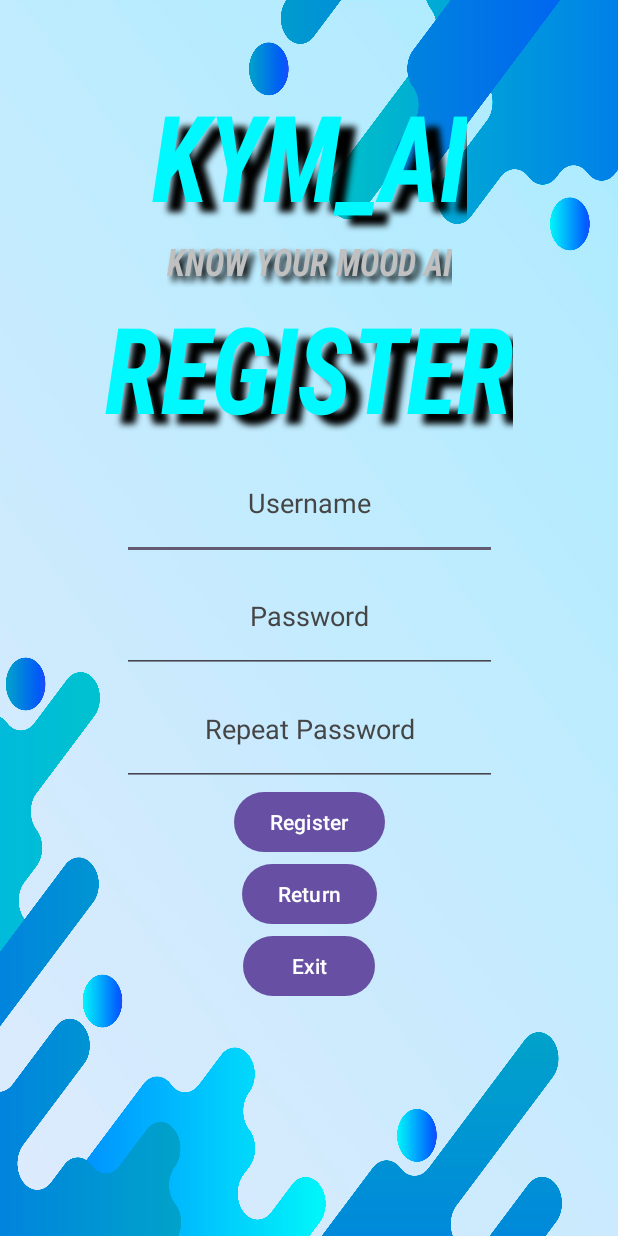
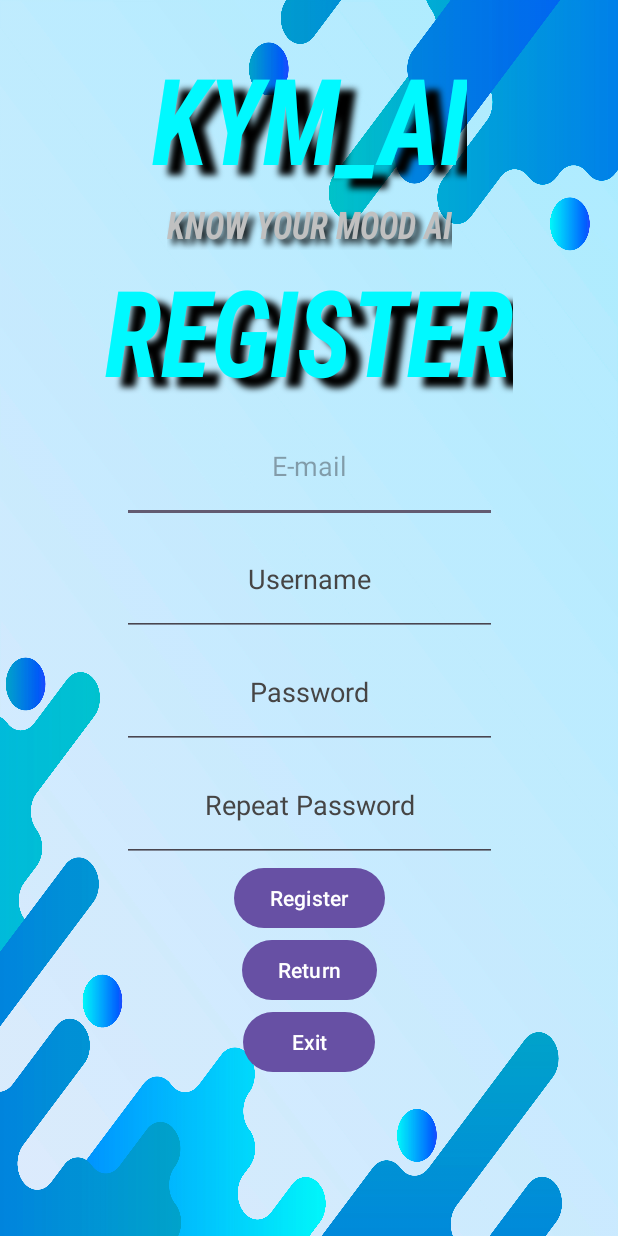
Before and after one commit to SportyScripter/KnowYourMoodAI, an Android app: the Register screen opened directly, with no data from a screen before it, on a phone screen of 412 x 824 dp. Run offline under Robolectric (Android 15) with nearby library versions, the light colour scheme and no system bars.

Commit message:
mod. modifying the layout and adding a command to run the API locally on specific port

```diff
--- a/MobileApp/app/build.gradle.kts
+++ b/MobileApp/app/build.gradle.kts
@@ -1,3 +1,4 @@
+
 plugins {
     alias(libs.plugins.android.application)
 }
@@ -32,7 +33,6 @@ android {
 }
 
 dependencies {
-
     implementation(libs.appcompat)
     implementation(libs.material)
     implementation(libs.activity)
@@ -40,4 +40,5 @@ dependencies {
     testImplementation(libs.junit)
     androidTestImplementation(libs.ext.junit)
     androidTestImplementation(libs.espresso.core)
+    implementation(libs.okhttp)
 }
--- a/MobileApp/app/src/main/AndroidManifest.xml
+++ b/MobileApp/app/src/main/AndroidManifest.xml
@@ -1,7 +1,9 @@
 <?xml version="1.0" encoding="utf-8"?>
 <manifest xmlns:android="http://schemas.android.com/apk/res/android"
     xmlns:tools="http://schemas.android.com/tools">
-
+    <uses-permission android:name="android.permission.READ_EXTERNAL_STORAGE" />
+    <uses-permission android:name="android.permission.INTERNET" />
+    <uses-permission android:name="android.permission.ACCESS_NETWORK_STATE" />
     <application
         android:allowBackup="true"
         android:dataExtractionRules="@xml/data_extraction_rules"
--- a/MobileApp/app/src/main/java/com/example/mobile_kymai/Register.java
+++ b/MobileApp/app/src/main/java/com/example/mobile_kymai/Register.java
@@ -29,10 +29,15 @@ public class Register extends AppCompatActivity {
     public void BtnRegister(View v) {
         EditText EdtPassword = findViewById(R.id.edtTxtPassword);
         EditText EdtRepeatPassword = findViewById(R.id.edtTxtRepeatPassword);
+        EditText EdtUsername = findViewById(R.id.edtTxtUsername);
+        EditText UserEmail = findViewById(R.id.edtTxtEmail);
+        String email = UserEmail.getText().toString();
+        String username = EdtUsername.getText().toString();
         String password = EdtPassword.getText().toString();
         String repeatPassword = EdtRepeatPassword.getText().toString();
         if (password.equals(repeatPassword)) {
             Toast.makeText(this, "Pomyślnie zarejestrowano", Toast.LENGTH_SHORT).show();
+            User user = new User(username,password,email);
             Intent intent = new Intent(this, Login.class);
             startActivity(intent);
         } else {
--- a/MobileApp/app/src/main/res/layout/activity_login.xml
+++ b/MobileApp/app/src/main/res/layout/activity_login.xml
@@ -74,7 +74,7 @@
         </LinearLayout>
 
         <LinearLayout
-            android:id="@+id/Login"
+            android:id="@+id/Register"
             android:layout_width="wrap_content"
             android:layout_height="wrap_content"
             android:orientation="vertical"
@@ -111,7 +111,7 @@
             android:orientation="vertical"
             app:layout_constraintEnd_toEndOf="parent"
             app:layout_constraintStart_toStartOf="parent"
-            app:layout_constraintTop_toBottomOf="@+id/Login">
+            app:layout_constraintTop_toBottomOf="@+id/Register">
 
             <EditText
                 android:id="@+id/edtTxtUsername"
--- a/MobileApp/app/src/main/res/layout/activity_register.xml
+++ b/MobileApp/app/src/main/res/layout/activity_register.xml
@@ -18,7 +18,7 @@
             android:id="@+id/Logo"
             android:layout_width="wrap_content"
             android:layout_height="wrap_content"
-            android:layout_marginTop="50dp"
+            android:layout_marginTop="25dp"
             android:orientation="vertical"
             app:layout_constraintEnd_toEndOf="parent"
             app:layout_constraintStart_toStartOf="parent"
@@ -74,7 +74,7 @@
         </LinearLayout>
 
         <LinearLayout
-            android:id="@+id/Login"
+            android:id="@+id/Register"
             android:layout_width="wrap_content"
             android:layout_height="wrap_content"
             android:orientation="vertical"
@@ -105,13 +105,32 @@
         </LinearLayout>
 
         <LinearLayout
+            android:id="@+id/LayoutEmail"
+            android:layout_width="wrap_content"
+            android:layout_height="wrap_content"
+            android:orientation="vertical"
+            app:layout_constraintEnd_toEndOf="parent"
+            app:layout_constraintStart_toStartOf="parent"
+            app:layout_constraintTop_toBottomOf="@+id/Register">
+
+            <EditText
+                android:id="@+id/edtTxtEmail"
+                android:layout_width="250dp"
+                android:layout_height="75dp"
+                android:ems="10"
+                android:hint="@string/Email"
+                android:inputType="textEmailAddress"
+                android:textAlignment="center" />
+        </LinearLayout>
+
+        <LinearLayout
             android:id="@+id/Username"
             android:layout_width="wrap_content"
             android:layout_height="wrap_content"
             android:orientation="vertical"
             app:layout_constraintEnd_toEndOf="parent"
             app:layout_constraintStart_toStartOf="parent"
-            app:layout_constraintTop_toBottomOf="@+id/Login">
+            app:layout_constraintTop_toBottomOf="@+id/LayoutEmail">
 
             <EditText
                 android:id="@+id/edtTxtUsername"
--- a/MobileApp/app/src/main/res/values/strings.xml
+++ b/MobileApp/app/src/main/res/values/strings.xml
@@ -12,6 +12,7 @@
     <string name="Login">Login</string>
     <string name="Username">Username</string>
     <string name="Password">Password</string>
+    <string name="Email">E-mail</string>
     <string name="Register">Register</string>
     <string name="RepeatPassword">Repeat Password</string>
     <string name="Return">Return</string>
--- a/MobileApp/build.gradle.kts
+++ b/MobileApp/build.gradle.kts
@@ -1,4 +1,5 @@
 // Top-level build file where you can add configuration options common to all sub-projects/modules.
 plugins {
     alias(libs.plugins.android.application) apply false
+
 }
--- a/MobileApp/gradle/libs.versions.toml
+++ b/MobileApp/gradle/libs.versions.toml
@@ -16,6 +16,6 @@ appcompat = { group = "androidx.appcompat", name = "appcompat", version.ref = "a
 material = { group = "com.google.android.material", name = "material", version.ref = "material" }
 activity = { group = "androidx.activity", name = "activity", version.ref = "activity" }
 constraintlayout = { group = "androidx.constraintlayout", name = "constraintlayout", version.ref = "constraintlayout" }
-
+okhttp = "com.squareup.okhttp3:okhttp:4.10.0"
 [plugins]
 android-application = { id = "com.android.application", version.ref = "agp" }
```
Also changed, not shown: MobileApp/app/src/main/java/com/example/mobile_kymai/SelectMenu.java (+10 -10 lines), MobileApp/app/src/main/java/com/example/mobile_kymai/User.java (+3 -7 lines), 2 other files.
